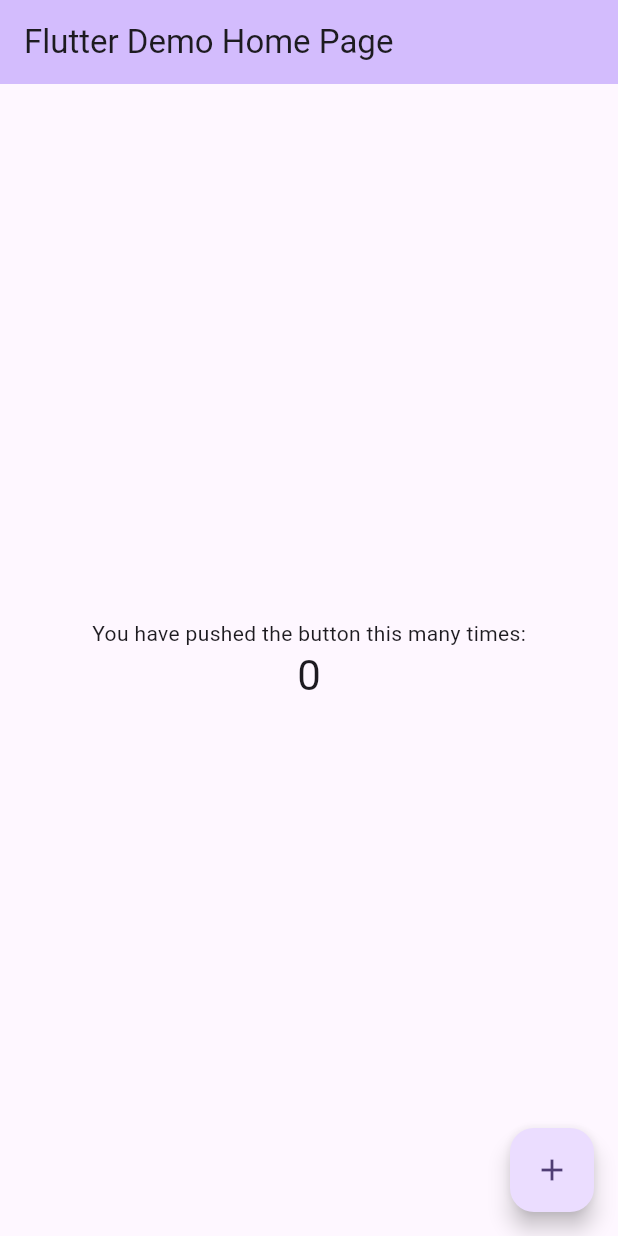
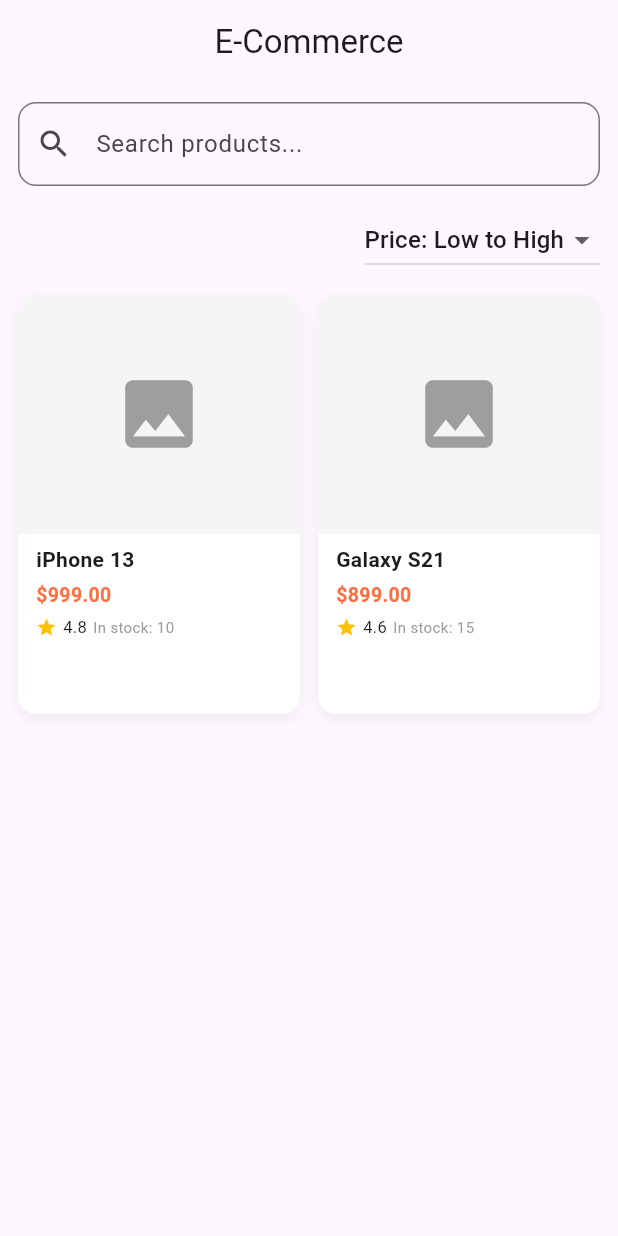
Before and after one commit to iArgho/e_commerce_task, a Flutter app: the screen it shows after launch, on a phone screen of 412 x 824 dp. Run offline on Flutter 3.47's test engine with Material 3 defaults, Android fonts, the phone set to English and light mode, and no system bars.

Commit message:
Home Screen and Product Card has been added.

```diff
--- /dev/null
+++ b/lib/app.dart
@@ -0,0 +1,16 @@
+import 'package:e_commerce_task/presentation/pages/home_page.dart';
+import 'package:flutter/material.dart';
+
+class Ecommerce extends StatelessWidget {
+  const Ecommerce({super.key}); // Constructor should not have parentheses
+
+  @override
+  Widget build(BuildContext context) {
+    return MaterialApp(
+      debugShowCheckedModeBanner: false,
+      title: 'E-Commerce App',
+      theme: ThemeData(primarySwatch: Colors.grey),
+      home: const HomeScreen(), // Make sure to instantiate HomePage
+    );
+  }
+}
--- a/lib/main.dart
+++ b/lib/main.dart
@@ -1,122 +1,6 @@
+import 'package:e_commerce_task/app.dart';
 import 'package:flutter/material.dart';
 
 void main() {
-  runApp(const MyApp());
+  runApp(const Ecommerce()); // Run the App widget (MaterialApp wrapped)
 }
-
-class MyApp extends StatelessWidget {
-  const MyApp({super.key});
-
-  // This widget is the root of your application.
-  @override
-  Widget build(BuildContext context) {
-    return MaterialApp(
-      title: 'Flutter Demo',
-      theme: ThemeData(
-        // This is the theme of your application.
-        //
-        // TRY THIS: Try running your application with "flutter run". You'll see
-        // the application has a purple toolbar. Then, without quitting the app,
-        // try changing the seedColor in the colorScheme below to Colors.green
-        // and then invoke "hot reload" (save your changes or press the "hot
-        // reload" button in a Flutter-supported IDE, or press "r" if you used
-        // the command line to start the app).
-        //
-        // Notice that the counter didn't reset back to zero; the application
-        // state is not lost during the reload. To reset the state, use hot
-        // restart instead.
-        //
-        // This works for code too, not just values: Most code changes can be
-        // tested with just a hot reload.
-        colorScheme: ColorScheme.fromSeed(seedColor: Colors.deepPurple),
-      ),
-      home: const MyHomePage(title: 'Flutter Demo Home Page'),
-    );
-  }
-}
-
-class MyHomePage extends StatefulWidget {
-  const MyHomePage({super.key, required this.title});
-
-  // This widget is the home page of your application. It is stateful, meaning
-  // that it has a State object (defined below) that contains fields that affect
-  // how it looks.
-
-  // This class is the configuration for the state. It holds the values (in this
-  // case the title) provided by the parent (in this case the App widget) and
-  // used by the build method of the State. Fields in a Widget subclass are
-  // always marked "final".
-
-  final String title;
-
-  @override
-  State<MyHomePage> createState() => _MyHomePageState();
-}
-
-class _MyHomePageState extends State<MyHomePage> {
-  int _counter = 0;
-
-  void _incrementCounter() {
-    setState(() {
-      // This call to setState tells the Flutter framework that something has
-      // changed in this State, which causes it to rerun the build method below
-      // so that the display can reflect the updated values. If we changed
-      // _counter without calling setState(), then the build method would not be
-      // called again, and so nothing would appear to happen.
-      _counter++;
-    });
-  }
-
-  @override
-  Widget build(BuildContext context) {
-    // This method is rerun every time setState is called, for instance as done
-    // by the _incrementCounter method above.
-    //
-    // The Flutter framework has been optimized to make rerunning build methods
-    // fast, so that you can just rebuild anything that needs updating rather
-    // than having to individually change instances of widgets.
-    return Scaffold(
-      appBar: AppBar(
-        // TRY THIS: Try changing the color here to a specific color (to
-        // Colors.amber, perhaps?) and trigger a hot reload to see the AppBar
-        // change color while the other colors stay the same.
-        backgroundColor: Theme.of(context).colorScheme.inversePrimary,
-        // Here we take the value from the MyHomePage object that was created by
-        // the App.build method, and use it to set our appbar title.
-        title: Text(widget.title),
-      ),
-      body: Center(
-        // Center is a layout widget. It takes a single child and positions it
-        // in the middle of the parent.
-        child: Column(
-          // Column is also a layout widget. It takes a list of children and
-          // arranges them vertically. By default, it sizes itself to fit its
-          // children horizontally, and tries to be as tall as its parent.
-          //
-          // Column has various properties to control how it sizes itself and
-          // how it positions its children. Here we use mainAxisAlignment to
-          // center the children vertically; the main axis here is the vertical
-          // axis because Columns are vertical (the cross axis would be
-          // horizontal).
-          //
-          // TRY THIS: Invoke "debug painting" (choose the "Toggle Debug Paint"
-          // action in the IDE, or press "p" in the console), to see the
-          // wireframe for each widget.
-          mainAxisAlignment: MainAxisAlignment.center,
-          children: <Widget>[
-            const Text('You have pushed the button this many times:'),
-            Text(
-              '$_counter',
-              style: Theme.of(context).textTheme.headlineMedium,
-            ),
-          ],
-        ),
-      ),
-      floatingActionButton: FloatingActionButton(
-        onPressed: _incrementCounter,
-        tooltip: 'Increment',
-        child: const Icon(Icons.add),
-      ), // This trailing comma makes auto-formatting nicer for build methods.
-    );
-  }
-}
--- /dev/null
+++ b/lib/model/product_model.dart
@@ -0,0 +1,59 @@
+class Product {
+  final int id;
+  final String title;
+  final String description;
+  final num price;
+  final num discountPercentage;
+  final num rating;
+  final int stock;
+  final String brand;
+  final String category;
+  final String thumbnail;
+  final List<String> images;
+
+  Product({
+    required this.id,
+    required this.title,
+    required this.description,
+    required this.price,
+    required this.discountPercentage,
+    required this.rating,
+    required this.stock,
+    required this.brand,
+    required this.category,
+    required this.thumbnail,
+    required this.images,
+  });
+
+  factory Product.fromJson(Map<String, dynamic> json) {
+    return Product(
+      id: json['id'],
+      title: json['title'],
+      description: json['description'],
+      price: json['price'],
+      discountPercentage: json['discountPercentage'],
+      rating: json['rating'],
+      stock: json['stock'],
+      brand: json['brand'],
+      category: json['category'],
+      thumbnail: json['thumbnail'],
+      images: List<String>.from(json['images']),
+    );
+  }
+
+  Map<String, dynamic> toJson() {
+    return {
+      'id': id,
+      'title': title,
+      'description': description,
+      'price': price,
+      'discountPercentage': discountPercentage,
+      'rating': rating,
+      'stock': stock,
+      'brand': brand,
+      'category': category,
+      'thumbnail': thumbnail,
+      'images': images,
+    };
+  }
+}
--- /dev/null
+++ b/lib/presentation/pages/home_page.dart
@@ -0,0 +1,173 @@
+import 'package:e_commerce_task/model/product_model.dart';
+import 'package:e_commerce_task/presentation/widgets/product_card.dart';
+import 'package:flutter/material.dart';
+
+class HomeScreen extends StatefulWidget {
+  const HomeScreen({super.key});
+
+  @override
+  State<HomeScreen> createState() => _HomeScreenState();
+}
+
+class _HomeScreenState extends State<HomeScreen> {
+  String searchQuery = '';
+  String sortOption = 'low_to_high';
+
+  List<Product> allProducts = [];
+  List<Product> filteredProducts = [];
+
+  @override
+  void initState() {
+    super.initState();
+    _loadProducts();
+  }
+
+  // Simulating loading products from an API
+  void _loadProducts() async {
+    // Mock products
+    var products = [
+      Product(
+        id: 1,
+        title: "iPhone 13",
+        description: "Latest model with A15 chip.",
+        price: 999,
+        discountPercentage: 10,
+        rating: 4.8,
+        stock: 10,
+        brand: "Apple",
+        category: "Smartphones",
+        thumbnail: "https://example.com/iphone13.jpg",
+        images: [
+          "https://example.com/iphone13_1.jpg",
+          "https://example.com/iphone13_2.jpg",
+        ],
+      ),
+      Product(
+        id: 2,
+        title: "Galaxy S21",
+        description: "Flagship smartphone with Exynos processor.",
+        price: 899,
+        discountPercentage: 15,
+        rating: 4.6,
+        stock: 15,
+        brand: "Samsung",
+        category: "Smartphones",
+        thumbnail: "https://example.com/galaxys21.jpg",
+        images: [
+          "https://example.com/galaxys21_1.jpg",
+          "https://example.com/galaxys21_2.jpg",
+        ],
+      ),
+      // Add more mock products
+    ];
+
+    setState(() {
+      allProducts = products;
+      filteredProducts = List.from(allProducts);
+    });
+  }
+
+  void _onSearchChanged(String query) {
+    setState(() {
+      searchQuery = query.toLowerCase();
+      _filterAndSortProducts();
+    });
+  }
+
+  void _onSortChanged(String? value) {
+    if (value == null) return;
+    setState(() {
+      sortOption = value;
+      _filterAndSortProducts();
+    });
+  }
+
+  void _filterAndSortProducts() {
+    filteredProducts =
+        allProducts
+            .where(
+              (product) =>
+                  product.title.toLowerCase().contains(searchQuery) ||
+                  product.brand.toLowerCase().contains(searchQuery) ||
+                  product.description.toLowerCase().contains(searchQuery) ||
+                  product.category.toLowerCase().contains(searchQuery),
+            )
+            .toList();
+
+    filteredProducts.sort((a, b) {
+      if (sortOption == 'low_to_high') {
+        return a.price.compareTo(b.price);
+      } else if (sortOption == 'high_to_low') {
+        return b.price.compareTo(a.price);
+      } else if (sortOption == 'rating') {
+        return b.rating.compareTo(a.rating);
+      } else {
+        return 0;
+      }
+    });
+  }
+
+  @override
+  Widget build(BuildContext context) {
+    return Scaffold(
+      appBar: AppBar(title: const Text('E-Commerce'), centerTitle: true),
+      body: Padding(
+        padding: const EdgeInsets.all(12),
+        child: Column(
+          children: [
+            TextField(
+              onChanged: _onSearchChanged,
+              decoration: InputDecoration(
+                hintText: 'Search products...',
+                prefixIcon: const Icon(Icons.search),
+                border: OutlineInputBorder(
+                  borderRadius: BorderRadius.circular(12),
+                ),
+              ),
+            ),
+            const SizedBox(height: 12),
+            Row(
+              mainAxisAlignment: MainAxisAlignment.end,
+              children: [
+                DropdownButton<String>(
+                  value: sortOption,
+                  items: const [
+                    DropdownMenuItem(
+                      value: 'low_to_high',
+                      child: Text('Price: Low to High'),
+                    ),
+                    DropdownMenuItem(
+                      value: 'high_to_low',
+                      child: Text('Price: High to Low'),
+                    ),
+                    DropdownMenuItem(value: 'rating', child: Text('Rating')),
+                  ],
+                  onChanged: _onSortChanged,
+                ),
+              ],
+            ),
+            const SizedBox(height: 12),
+            Expanded(
+              child:
+                  filteredProducts.isEmpty
+                      ? const Center(child: Text('No products found.'))
+                      : GridView.builder(
+                        itemCount: filteredProducts.length,
+                        gridDelegate:
+                            const SliverGridDelegateWithFixedCrossAxisCount(
+                              crossAxisCount: 2,
+                              mainAxisExtent: 280,
+                              crossAxisSpacing: 12,
+                              mainAxisSpacing: 12,
+                            ),
+                        itemBuilder: (context, index) {
+                          return ProductCard(product: filteredProducts[index]);
+                        },
+                      ),
+            ),
+          ],
+        ),
+      ),
+    );
+  }
+}
--- /dev/null
+++ b/lib/presentation/widgets/product_card.dart
@@ -0,0 +1,93 @@
+import 'package:e_commerce_task/model/product_model.dart';
+import 'package:flutter/material.dart';
+
+class ProductCard extends StatelessWidget {
+  final Product product;
+
+  const ProductCard({super.key, required this.product});
+
+  @override
+  Widget build(BuildContext context) {
+    return InkWell(
+      borderRadius: BorderRadius.circular(12),
+      onTap: () {},
+      child: Container(
+        decoration: BoxDecoration(
+          color: Colors.white,
+          borderRadius: BorderRadius.circular(12),
+          boxShadow: [
+            BoxShadow(
+              color: Colors.grey.withOpacity(0.15),
+              blurRadius: 8,
+              offset: const Offset(0, 4),
+            ),
+          ],
+        ),
+        child: Column(
+          crossAxisAlignment: CrossAxisAlignment.start,
+          children: [
+            Container(
+              height: 160,
+              width: double.infinity,
+              decoration: BoxDecoration(
+                color: Colors.grey[100],
+                borderRadius: const BorderRadius.vertical(
+                  top: Radius.circular(12),
+                ),
+              ),
+              child: const Center(
+                child: Icon(Icons.image, size: 60, color: Colors.grey),
+              ),
+            ),
+            const SizedBox(height: 7),
+            Padding(
+              padding: const EdgeInsets.symmetric(horizontal: 12),
+              child: Text(
+                product.title,
+                style: const TextStyle(
+                  fontSize: 14,
+                  fontWeight: FontWeight.bold,
+                ),
+                maxLines: 1,
+                overflow: TextOverflow.ellipsis,
+              ),
+            ),
+            const SizedBox(height: 4),
+            Padding(
+              padding: const EdgeInsets.symmetric(horizontal: 12),
+              child: Text(
+                '\$${product.price.toStringAsFixed(2)}',
+                style: const TextStyle(
+                  fontSize: 13,
+                  color: Colors.deepOrangeAccent,
+                  fontWeight: FontWeight.bold,
+                ),
+              ),
+            ),
+            const SizedBox(height: 4),
+            Padding(
+              padding: const EdgeInsets.symmetric(horizontal: 12),
+              child: Row(
+                children: [
+                  const Icon(Icons.star, size: 14, color: Colors.amber),
+                  const SizedBox(width: 4),
+                  Text(
+                    '${product.rating}',
+                    style: const TextStyle(fontSize: 11),
+                  ),
+                  const SizedBox(width: 4),
+                  Text(
+                    'In stock: ${product.stock}',
+                    style: const TextStyle(fontSize: 10, color: Colors.grey),
+                  ),
+                  const Spacer(),
+                ],
+              ),
+            ),
+            const SizedBox(height: 8),
+          ],
+        ),
+      ),
+    );
+  }
+}
```
Also changed, not shown: 1 other file.
